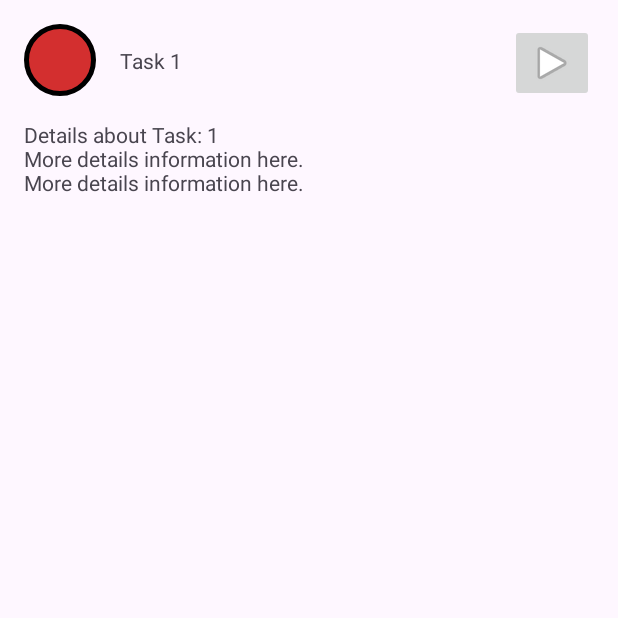
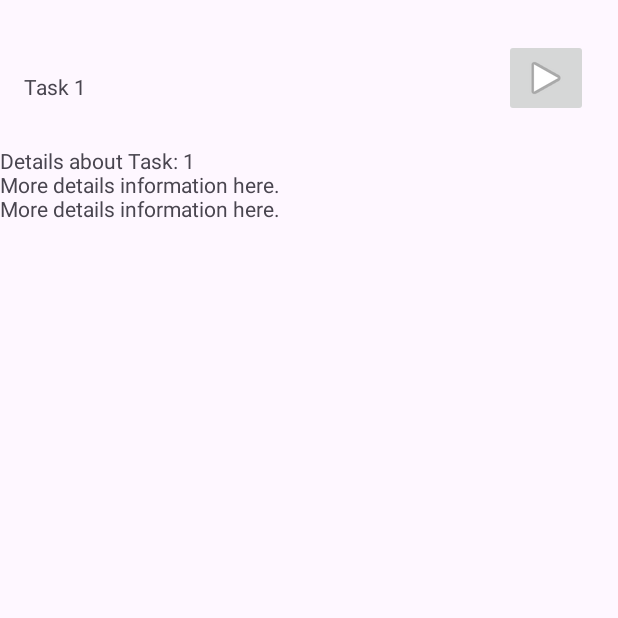
Before and after one commit to buennoo/RecipeReader-app, an Android app: the screen it shows after launch (MainActivity), after a tap on an icon or button, on a phone screen of 412 x 824 dp, the top half of it. Run offline under Robolectric (Android 15) with nearby library versions, the phone set to English and light mode, and no system bars.

Commit message:
change layout

```diff
--- a/app/src/main/java/com/example/recipereader/DisplayTaskFragment.kt
+++ b/app/src/main/java/com/example/recipereader/DisplayTaskFragment.kt
@@ -54,5 +54,12 @@ class DisplayTaskFragment : Fragment() {
 //            }
 //            findNavController().navigate(actionEditTask)
 //        }
+
+        // added
+        binding.displayGoBack.setOnClickListener {
+            // Navigate to the AddTaskFragment with action id
+            findNavController().navigate(R.id.action_displayTaskFragment_to_taskListFragment)
+
+        }
     }
 }
--- a/app/src/main/res/layout/fragment_display_task.xml
+++ b/app/src/main/res/layout/fragment_display_task.xml
@@ -7,43 +7,35 @@
     android:layout_width="match_parent"
     android:layout_height="match_parent"
     tools:context=".DisplayTaskFragment">
-    <ImageView
-        android:id="@+id/displayImportance"
-        android:layout_width="wrap_content"
-        android:layout_height="wrap_content"
-        android:layout_marginStart="16dp"
-        android:layout_marginTop="16dp"
-        android:src="@drawable/circle_drawable_red"
-        app:layout_constraintStart_toStartOf="parent"
-        app:layout_constraintTop_toTopOf="parent" />
+
     <TextView
         android:id="@+id/displayTitle"
         android:layout_width="0dp"
         android:layout_height="wrap_content"
         android:layout_marginStart="16dp"
-        android:layout_marginTop="16dp"
+        android:layout_marginTop="48dp"
         android:text="TextView"
-        app:layout_constraintBottom_toBottomOf="@+id/displayImportance"
         app:layout_constraintEnd_toStartOf="@+id/displayGoBack"
-        app:layout_constraintStart_toEndOf="@+id/displayImportance"
+        app:layout_constraintStart_toStartOf="parent"
         app:layout_constraintTop_toTopOf="parent" />
 
     <ImageButton
         android:id="@+id/displayGoBack"
         android:layout_width="wrap_content"
         android:layout_height="wrap_content"
-        android:layout_marginEnd="16dp"
+        android:layout_marginStart="336dp"
+        android:layout_marginTop="26dp"
         android:src="@android:drawable/ic_media_play"
-        app:layout_constraintEnd_toEndOf="parent"
-        app:layout_constraintTop_toTopOf="@+id/displayImportance" />
+        app:layout_constraintStart_toStartOf="parent"
+        app:layout_constraintTop_toTopOf="parent" />
 
     <TextView
         android:id="@+id/displayDescription"
-        android:layout_width="0dp"
+        android:layout_width="match_parent"
         android:layout_height="wrap_content"
-        android:layout_marginTop="16dp"
+        android:layout_marginTop="30dp"
         android:text="Recipe Content..."
-        app:layout_constraintEnd_toEndOf="@+id/displayGoBack"
-        app:layout_constraintStart_toStartOf="@+id/displayImportance"
-        app:layout_constraintTop_toBottomOf="@+id/displayImportance" />
+        app:layout_constraintTop_toBottomOf="@+id/displayTitle"
+        tools:layout_editor_absoluteX="1dp" />
+
 </androidx.constraintlayout.widget.ConstraintLayout>
```
